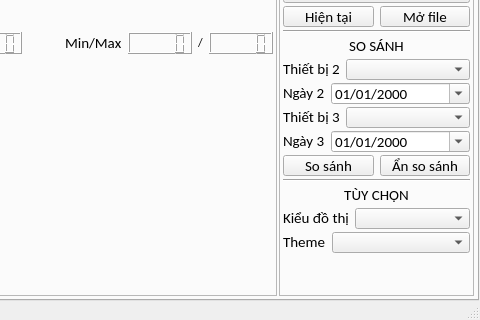
This is mainwindow.ui in beanredarmy/gateway_graphic as Qt 5 draws it before an edit; both pictures show x 283 to 763 and y 241 to 561 of the 763 by 561 pixel window. The edited form follows.
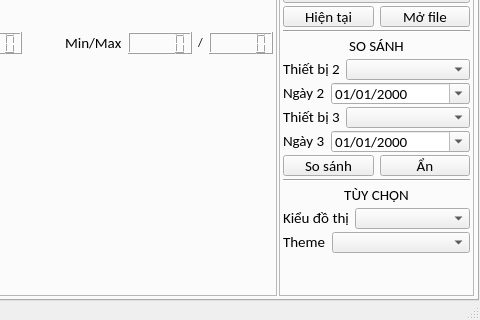
This is the edited form.

Patch:
```diff
--- a/mainwindow.ui
+++ b/mainwindow.ui
@@ -1517,7 +1517,7 @@
                   </font>
                  </property>
                  <property name="text">
-                  <string>Ẩn so sánh</string>
+                  <string>Ẩn</string>
                  </property>
                 </widget>
                </item>
```
